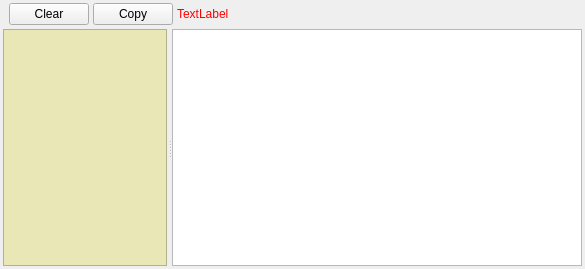
First picture: the form in ui/console.ui, repository xgvargas/xcalcs, before the edit.
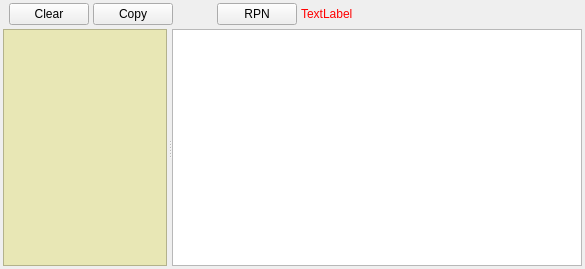
Second picture: the form after the edit. Icons and pictures are not drawn. Custom widgets are drawn as their Qt base class.

```diff
--- a/ui/console.ui
+++ b/ui/console.ui
@@ -46,6 +46,29 @@
        </property>
       </widget>
      </item>
+     <item>
+      <spacer name="horizontalSpacer">
+       <property name="orientation">
+        <enum>Qt::Horizontal</enum>
+       </property>
+       <property name="sizeType">
+        <enum>QSizePolicy::Fixed</enum>
+       </property>
+       <property name="sizeHint" stdset="0">
+        <size>
+         <width>40</width>
+         <height>8</height>
+        </size>
+       </property>
+      </spacer>
+     </item>
+     <item>
+      <widget class="QPushButton" name="btn_rpn">
+       <property name="text">
+        <string>RPN</string>
+       </property>
+      </widget>
+     </item>
      <item>
       <widget class="QLabel" name="lbl_error">
        <property name="sizePolicy">
```
